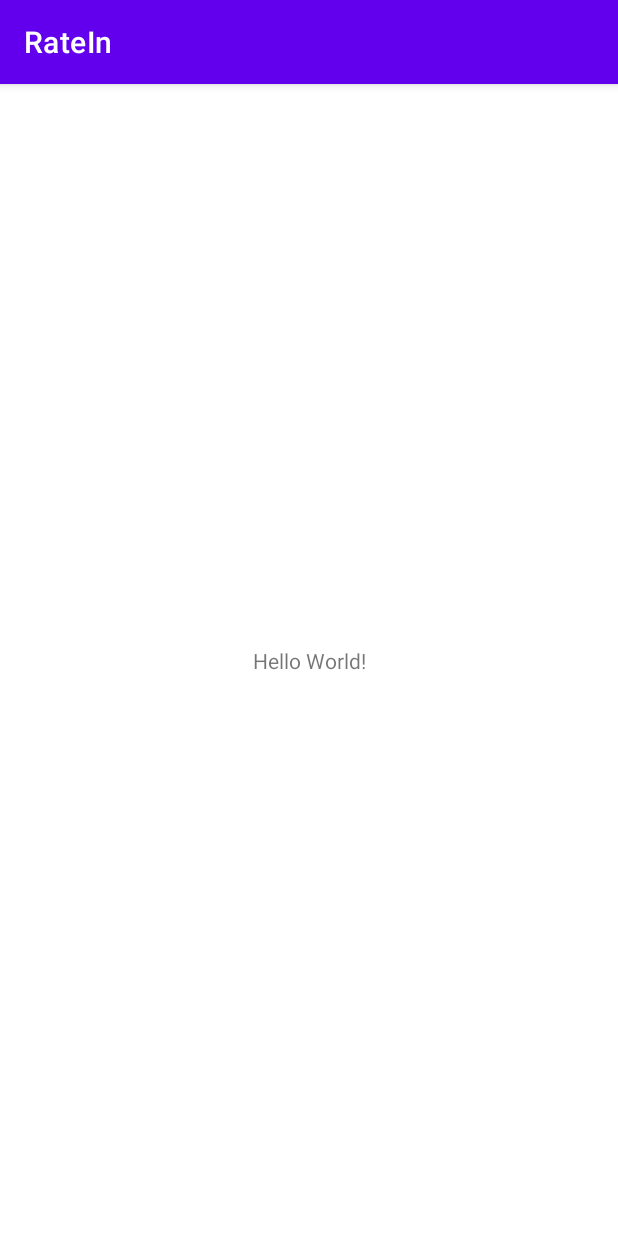
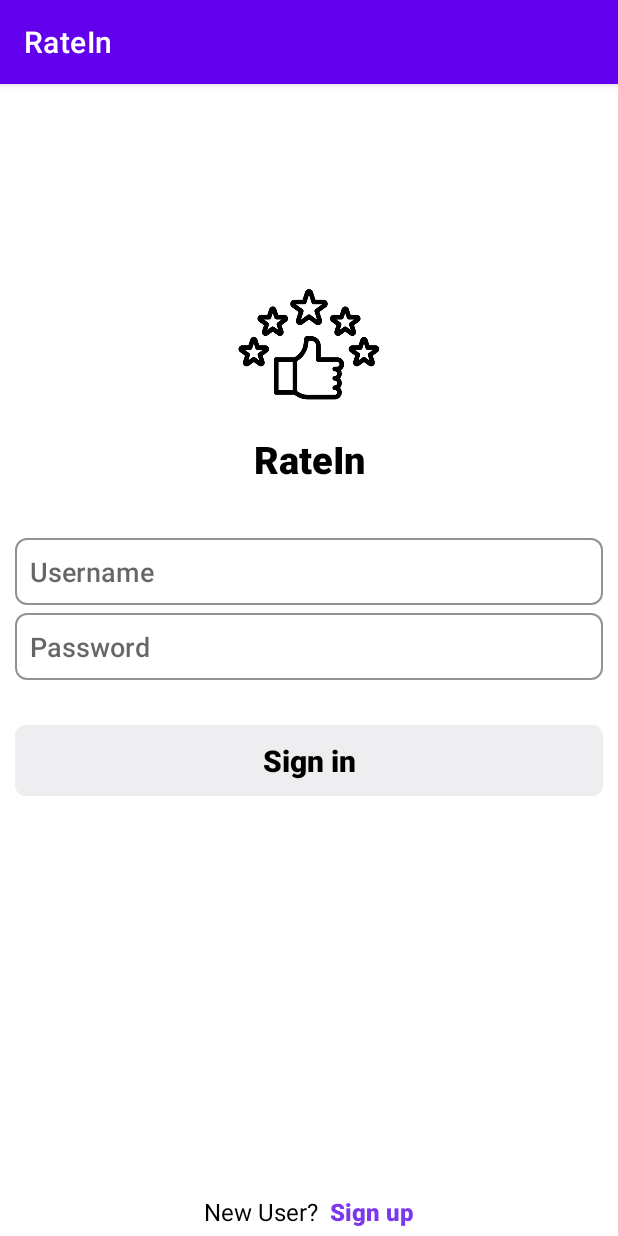
Before and after one commit to sonalvrshny/Rate-In, an Android app: the screen it shows after launch (MainActivity before the commit, LoginActivity after it), on a phone screen of 412 x 824 dp. Run offline under Robolectric (Android 15) with nearby library versions, the phone set to English and light mode, and no system bars.

Commit message:
created login page

```diff
--- a/app/src/main/AndroidManifest.xml
+++ b/app/src/main/AndroidManifest.xml
@@ -10,6 +10,9 @@
         android:supportsRtl="true"
         android:theme="@style/Theme.RateIn">
         <activity
+            android:name=".LoginActivity"
+            android:exported="false" />
+        <activity
             android:name=".MainActivity"
             android:exported="true">
             <intent-filter>
--- /dev/null
+++ b/app/src/main/java/edu/neu/madproject/LoginActivity.java
@@ -0,0 +1,14 @@
+package edu.neu.madproject;
+
+import androidx.appcompat.app.AppCompatActivity;
+
+import android.os.Bundle;
+
+public class LoginActivity extends AppCompatActivity {
+
+    @Override
+    protected void onCreate(Bundle savedInstanceState) {
+        super.onCreate(savedInstanceState);
+        setContentView(R.layout.activity_login);
+    }
+}
--- a/app/src/main/java/edu/neu/madproject/MainActivity.java
+++ b/app/src/main/java/edu/neu/madproject/MainActivity.java
@@ -2,6 +2,7 @@ package edu.neu.madproject;
 
 import androidx.appcompat.app.AppCompatActivity;
 
+import android.content.Intent;
 import android.os.Bundle;
 
 public class MainActivity extends AppCompatActivity {
@@ -10,5 +11,8 @@ public class MainActivity extends AppCompatActivity {
     protected void onCreate(Bundle savedInstanceState) {
         super.onCreate(savedInstanceState);
         setContentView(R.layout.activity_main);
+        Intent i = new Intent(MainActivity.this, LoginActivity.class);
+        startActivity(i);
+        finish();
     }
 }
--- /dev/null
+++ b/app/src/main/res/drawable/edittext_shape.xml
@@ -0,0 +1,5 @@
+<?xml version="1.0" encoding="utf-8"?>
+<shape  android:shape="rectangle" xmlns:android="http://schemas.android.com/apk/res/android">
+<stroke android:color="#929292" android:width="1.00dp"/>
+    <corners android:radius="7.00dp"/>
+</shape>
--- /dev/null
+++ b/app/src/main/res/drawable/signin_shape.xml
@@ -0,0 +1,5 @@
+<?xml version="1.0" encoding="utf-8"?>
+<shape android:shape="rectangle" xmlns:android="http://schemas.android.com/apk/res/android">
+<solid android:color="@color/cream"/>
+    <corners android:radius="7dp"/>
+</shape>
--- /dev/null
+++ b/app/src/main/res/layout/activity_login.xml
@@ -0,0 +1,113 @@
+<?xml version="1.0" encoding="utf-8"?>
+<RelativeLayout xmlns:android="http://schemas.android.com/apk/res/android"
+    xmlns:app="http://schemas.android.com/apk/res-auto"
+    xmlns:tools="http://schemas.android.com/tools"
+    android:layout_width="match_parent"
+    android:layout_height="match_parent"
+    tools:context=".LoginActivity"
+    android:background="@color/white">
+
+    <LinearLayout
+        android:layout_width="match_parent"
+        android:layout_height="wrap_content"
+        android:layout_centerInParent="true"
+        android:gravity="center"
+        android:orientation="vertical">
+
+        <ImageView
+            android:layout_width="100.00dp"
+            android:layout_height="100.00dp"
+            android:background="@drawable/app_icon_login_page" />
+
+        <TextView
+            android:layout_width="match_parent"
+            android:layout_height="wrap_content"
+            android:layout_margin="10.00dp"
+            android:fontFamily="sans-serif-black"
+            android:gravity="center"
+            android:text="RateIn"
+            android:textColor="@color/black"
+            android:textSize="25.00sp" />
+
+        <EditText
+            android:id="@+id/username"
+            android:layout_width="match_parent"
+            android:layout_height="wrap_content"
+            android:layout_marginStart="10.00dp"
+            android:layout_marginLeft="10.00dp"
+            android:layout_marginTop="25.00dp"
+            android:layout_marginEnd="10.00dp"
+            android:layout_marginRight="10.00dp"
+            android:background="@drawable/edittext_shape"
+            android:fontFamily="sans-serif-medium"
+            android:hint="Username"
+            android:padding="10dp"
+            android:textColor="@color/black" />
+
+        <EditText
+            android:id="@+id/password"
+            android:layout_width="match_parent"
+            android:layout_height="wrap_content"
+            android:layout_marginStart="10.00dp"
+            android:layout_marginLeft="10.00dp"
+            android:layout_marginTop="5.00dp"
+            android:layout_marginEnd="10.00dp"
+            android:layout_marginRight="10.00dp"
+            android:background="@drawable/edittext_shape"
+            android:fontFamily="sans-serif-medium"
+            android:hint="Password"
+            android:padding="10dp"
+            android:textColor="@color/black" />
+
+        <TextView
+            android:id="@+id/signin"
+            android:layout_width="match_parent"
+            android:layout_height="wrap_content"
+            android:layout_marginStart="10dp"
+            android:layout_marginLeft="10dp"
+            android:layout_marginTop="30dp"
+            android:layout_marginEnd="10dp"
+            android:layout_marginRight="10dp"
+            android:background="@drawable/signin_shape"
+            android:fontFamily="sans-serif-black"
+            android:gravity="center"
+            android:padding="10dp"
+            android:text="Sign in"
+            android:textColor="@color/black"
+            android:textSize="20dp" />
+
+        <ProgressBar
+            android:id="@+id/progressBar2"
+            style="?android:attr/progressBarStyle"
+            android:layout_width="wrap_content"
+            android:layout_height="wrap_content"
+            android:layout_marginBottom="122dp"
+            android:visibility="invisible" />
+    </LinearLayout>
+    <LinearLayout
+        android:layout_width="match_parent"
+        android:layout_height="wrap_content"
+        android:gravity="center"
+        android:layout_marginBottom="5dp"
+        android:layout_alignParentBottom="true"
+        >
+        <TextView
+            android:layout_width="wrap_content"
+            android:layout_height="wrap_content"
+            android:fontFamily="sans-serif"
+            android:gravity="center"
+            android:text="New User?  "
+            android:textColor="@color/black"
+            android:textSize="16sp" />
+        <TextView
+            android:id="@+id/signup"
+            android:layout_width="wrap_content"
+            android:layout_height="wrap_content"
+            android:fontFamily="sans-serif-black"
+            android:gravity="center"
+            android:text="Sign up"
+            android:textColor="@color/text"
+            android:textSize="16sp" />
+    </LinearLayout>
+
+</RelativeLayout>
--- a/app/src/main/res/values/colors.xml
+++ b/app/src/main/res/values/colors.xml
@@ -7,4 +7,6 @@
     <color name="teal_700">#FF018786</color>
     <color name="black">#FF000000</color>
     <color name="white">#FFFFFFFF</color>
+    <color name="cream">#EEEEF1</color>
+    <color name="text">#7b39ed</color>
 </resources>
```
Also changed, not shown: app/src/main/res/drawable/app_icon_login_page.png (added), 1 other file.
